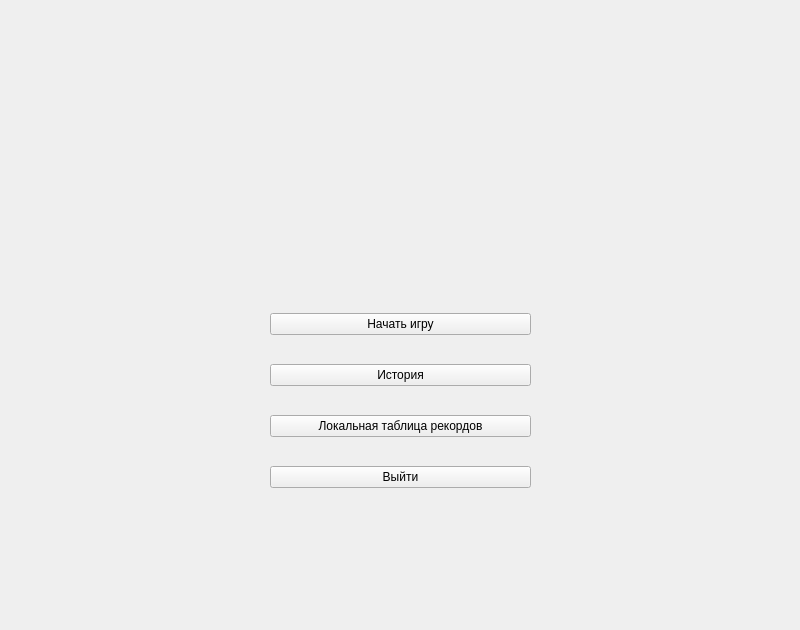
This is main_game/src_qt/game_window.ui in AnastasiiaGorelova/Eclipse as Qt 5 draws it before an edit. The edited form follows.
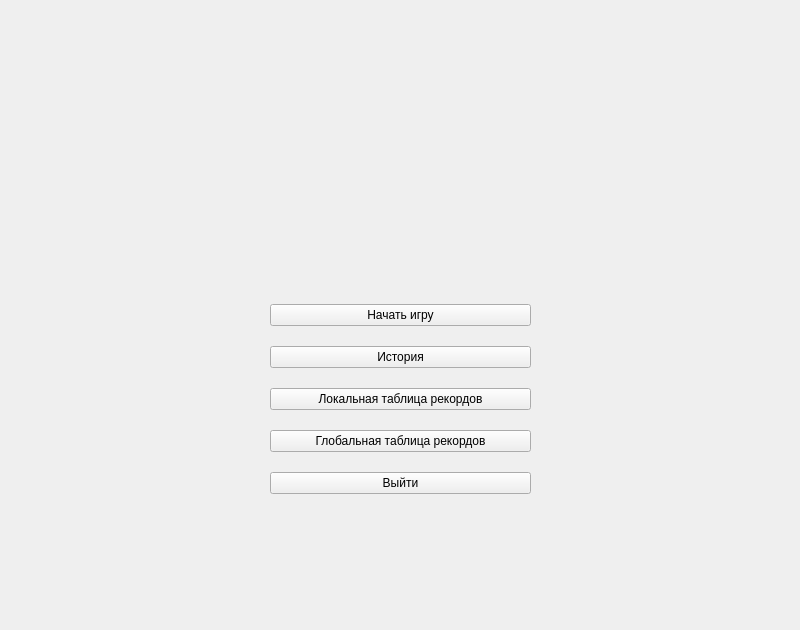
This is the edited form.

Diff of the .ui file:
```diff
--- a/main_game/src_qt/game_window.ui
+++ b/main_game/src_qt/game_window.ui
@@ -44,6 +44,13 @@
       </property>
      </widget>
     </item>
+    <item>
+     <widget class="QPushButton" name="server_board">
+      <property name="text">
+       <string>Глобальная таблица рекордов</string>
+      </property>
+     </widget>
+    </item>
     <item>
      <widget class="QPushButton" name="exit">
       <property name="text">
```
